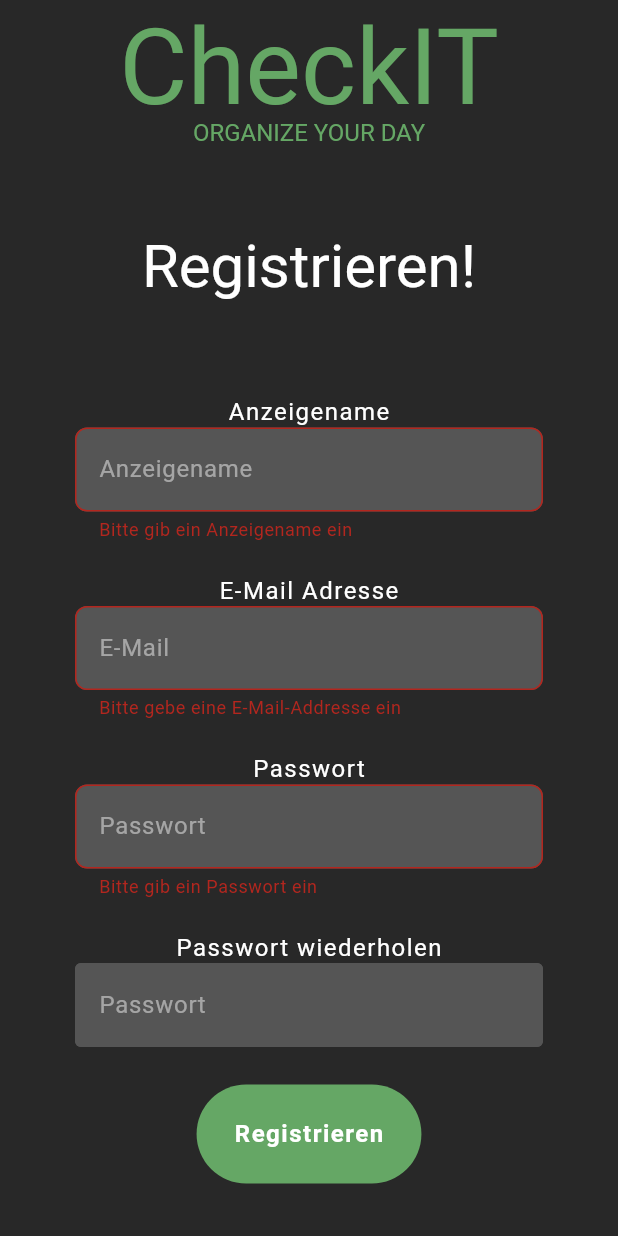
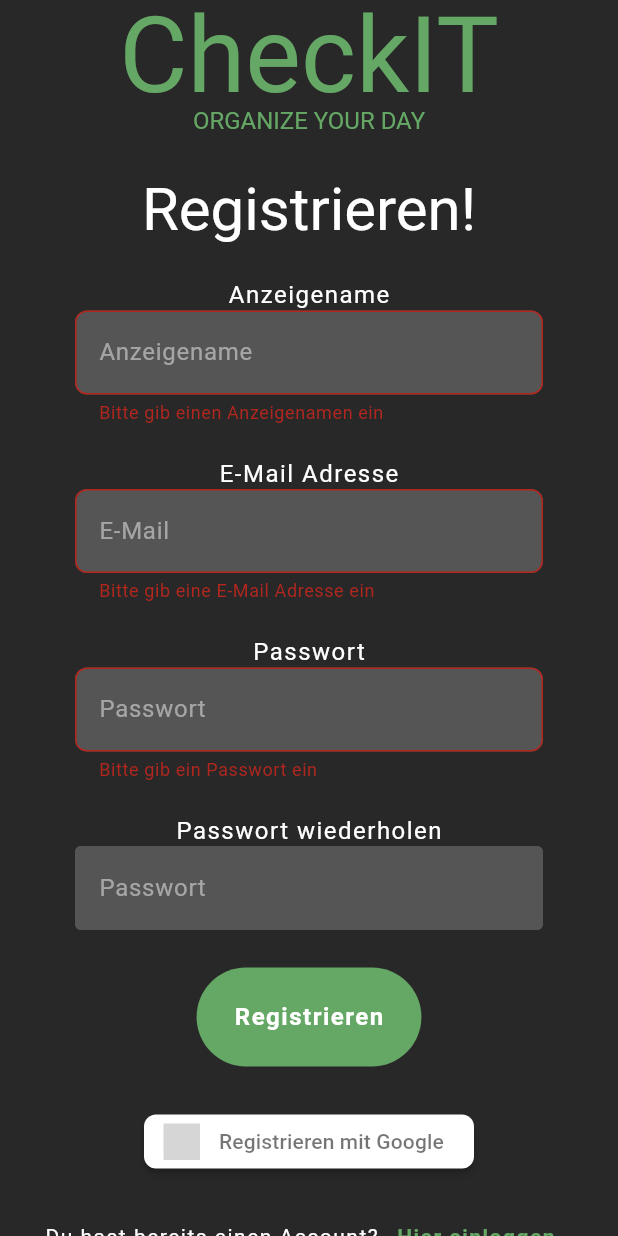
Before and after one commit to JonasBartlla/software_engineering_project_flutter, a Flutter app: the Register screen opened directly, after a tap on "Registrieren", on a phone screen of 412 x 824 dp. Run offline on Flutter 3.47's test engine with Material 3 defaults, Android fonts, the phone set to English and light mode, and no system bars; drawn by our look-alikes of sign_in_button; our stand-ins replace audioplayers, cloud_firestore, firebase_auth, firebase_core, firebase_messaging, firebase_storage and 4 more; missing offline and left inert: list_ext; accounts and stored records are empty; network calls fail; Roboto replaces fonts that are missing (Comfortaa); project files that could hold a hidden picture were left out; grey boxes are pictures that could not be loaded.

Commit message:
Anpassung der Error-Texte Registrierungsscreen so formatiert, dass er auch mit den Errormeldungen noch auf einen Screen passt

```diff
--- a/lib/pages/authentification/register.dart
+++ b/lib/pages/authentification/register.dart
@@ -48,7 +48,7 @@ class _RegisterState extends State<Register> {
                     key: _formKey,
                     child: Column(
                       children: [
-                        const SizedBox(height: 10),
+                        const SizedBox(height: 2),
                         //logo
                         const Text(
                           'CheckIT',
@@ -77,7 +77,7 @@ class _RegisterState extends State<Register> {
                               height: 1),
                         ),
 
-                        const SizedBox(height: 60),
+                        const SizedBox(height: 30),
 
                         //willkommen
                         const Text(
@@ -93,7 +93,7 @@ class _RegisterState extends State<Register> {
                               height: 1),
                         ),
 
-                        const SizedBox(height: 70),
+                        const SizedBox(height: 30),
 
                         //Anzeigename
                         const Text(
@@ -123,7 +123,7 @@ class _RegisterState extends State<Register> {
                                 hintText: 'Anzeigename'),
                             validator: (val) {
                               if (val == null || val.isEmpty) {
-                                return "Bitte gib ein Anzeigename ein";
+                                return "Bitte gib einen Anzeigenamen ein";
                               } else {
                                 return null;
                               }
@@ -194,6 +194,9 @@ class _RegisterState extends State<Register> {
                         Container(
                           padding: const EdgeInsets.symmetric(horizontal: 50),
                           child: TextFormField(
+                            inputFormatters: [
+                                    LengthLimitingTextInputFormatter(20)
+                                  ],
                             cursorColor: AppColors.myCheckItGreen,
                             style:
                                 const TextStyle(color: AppColors.myTextColor),
@@ -203,7 +206,7 @@ class _RegisterState extends State<Register> {
                               if (val == null || val.isEmpty) {
                                 return "Bitte gib ein Passwort ein";
                               } else if (validatePasswordPolicy(val) == false) {
-                                return "Das Passwort entspricht nicht den Passwortrichtlinien:\n- zwischen 8 und 20 Zeichen\n- mindestens ein Groß- und Kleinbuchstabe\n- mindestens eine Zahl\n- mindestens ein Sonderzeichen (!@#\$&*~.)";
+                                return "Passwort entspricht nicht den Passwortrichtlinien:\n- zwischen 8 und 20 Zeichen\n- mindestens ein Groß- und Kleinbuchstabe\n- mindestens eine Zahl\n- mindestens ein Sonderzeichen (!@#\$&*~.)";
                               } else {
                                 return null;
                               }
@@ -297,12 +300,11 @@ class _RegisterState extends State<Register> {
                             style: standardTextDecoration.copyWith(fontWeight: FontWeight.bold)
                           ),
                         ),
-                        const SizedBox(height: 10.0),
+                        const SizedBox(height: 5.0),
                         Text(error,
                         style: const TextStyle(color: AppColors.myDeleteColor),
                         ),
 
-                        const SizedBox(height: 5,),
                         //google log in Button
                         SignInButton(
                           Buttons.google,
@@ -314,7 +316,7 @@ class _RegisterState extends State<Register> {
                             borderRadius: BorderRadius.circular(8),
                           ),
                         ),
-                        const SizedBox(height: 20.0),
+                        const SizedBox(height: 15.0),
                         //hier einloggen
                         Row(
                             mainAxisAlignment: MainAxisAlignment.center,
--- a/lib/shared/validations.dart
+++ b/lib/shared/validations.dart
@@ -3,7 +3,7 @@ import 'package:list_ext/list_ext.dart';
 
 String? validateEmail(String? value){
   if(value == null || value.isEmpty){
-    return 'Bitte gebe eine E-Mail-Addresse ein';
+    return 'Bitte gib eine E-Mail Adresse ein';
   } else if (1 != value.split('').countWhere((element) => element == "@")){
     return "Nur E-Mails mit genau einem @-Zeichen sind gültig";
   } else {
@@ -11,7 +11,7 @@ String? validateEmail(String? value){
     if (validateDomains.contains(value)){
       return null;
     }else{
-      return "Deine E-Mail-Addresse enthält keine gültige Domain";
+      return "E-Mail Adresse enthält keine gültige Domain";
     }
   }
 }
```
